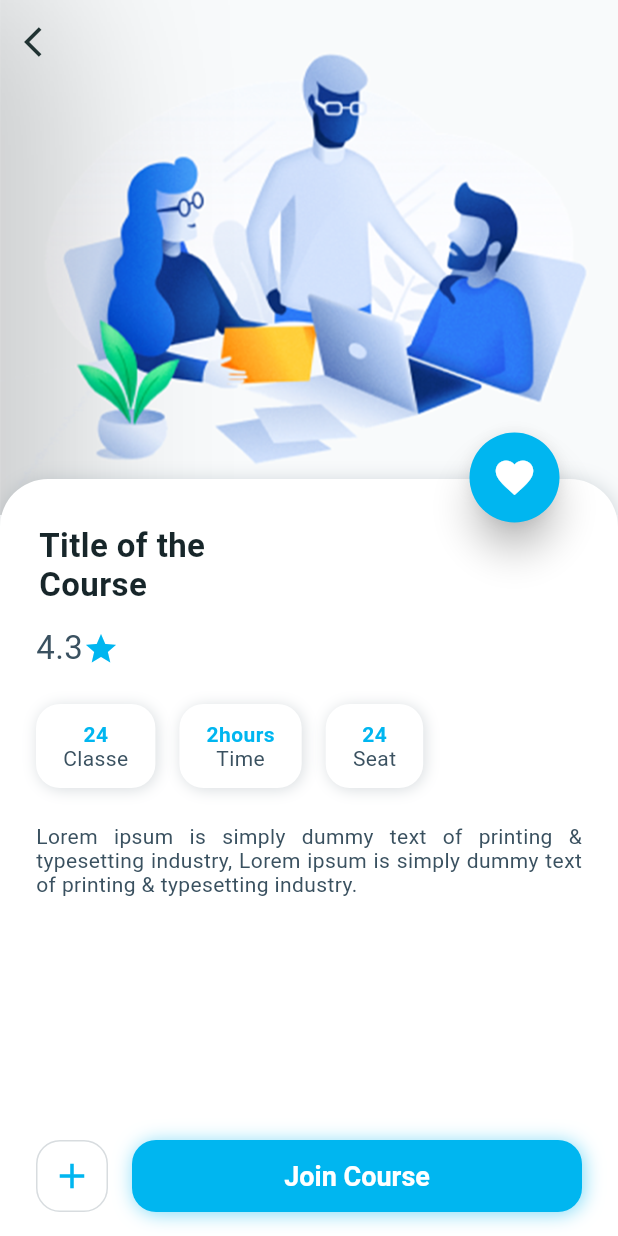
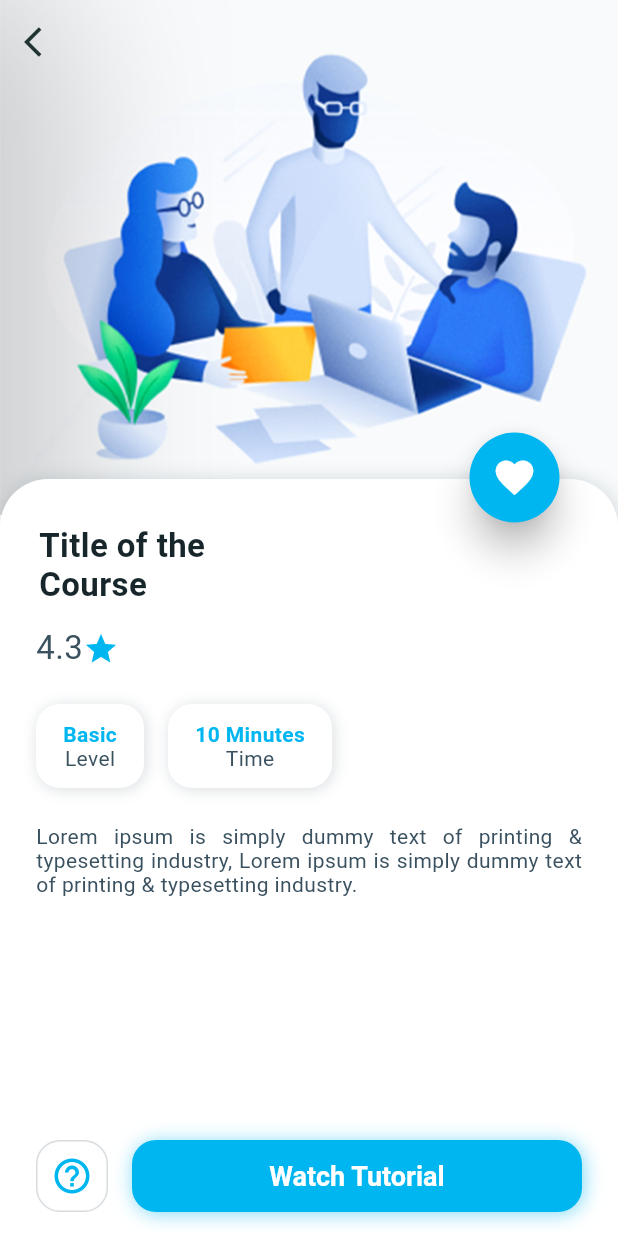
Before and after one commit to rk21forever/icons, a Flutter app: the CourseInfoScreen screen opened directly, on a phone screen of 412 x 824 dp. Run offline on Flutter 3.47's test engine with Material 2 defaults, Android fonts, the phone set to English and light mode, and no system bars.

Commit message:
Update course_info_screen.dart
changes

```diff
--- a/lib/design_course/course_info_screen.dart
+++ b/lib/design_course/course_info_screen.dart
@@ -144,9 +144,9 @@ class _CourseInfoScreenState extends State<CourseInfoScreen>
                               padding: const EdgeInsets.all(8),
                               child: Row(
                                 children: <Widget>[
-                                  getTimeBoxUI('24', 'Classe'),
-                                  getTimeBoxUI('2hours', 'Time'),
-                                  getTimeBoxUI('24', 'Seat'),
+                                  getTimeBoxUI('Basic', 'Level'),
+                                  getTimeBoxUI('10 Minutes', 'Time'),
+
                                 ],
                               ),
                             ),
@@ -197,7 +197,7 @@ class _CourseInfoScreenState extends State<CourseInfoScreen>
                                                 .withOpacity(0.2)),
                                       ),
                                       child: Icon(
-                                        Icons.add,
+                                        Icons.help_outline,
                                         color: DesignCourseAppTheme.nearlyBlue,
                                         size: 28,
                                       ),
@@ -225,7 +225,7 @@ class _CourseInfoScreenState extends State<CourseInfoScreen>
                                       ),
                                       child: Center(
                                         child: Text(
-                                          'Join Course',
+                                          'Watch Tutorial',
                                           textAlign: TextAlign.left,
                                           style: TextStyle(
                                             fontWeight: FontWeight.w600,
```
